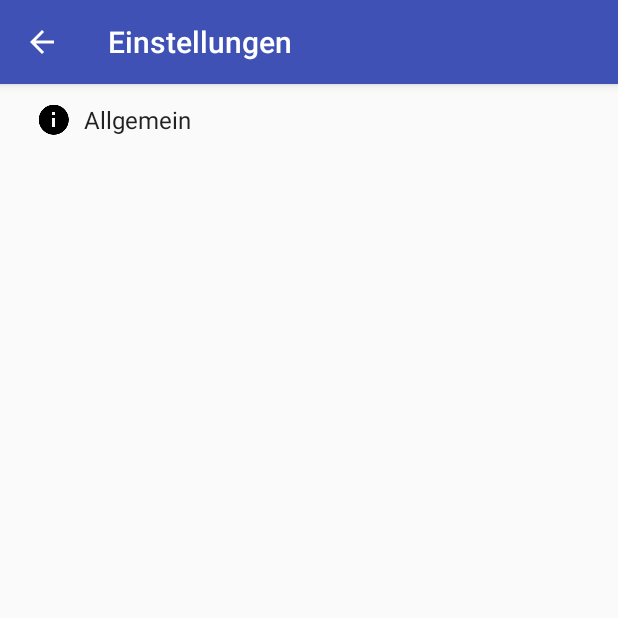
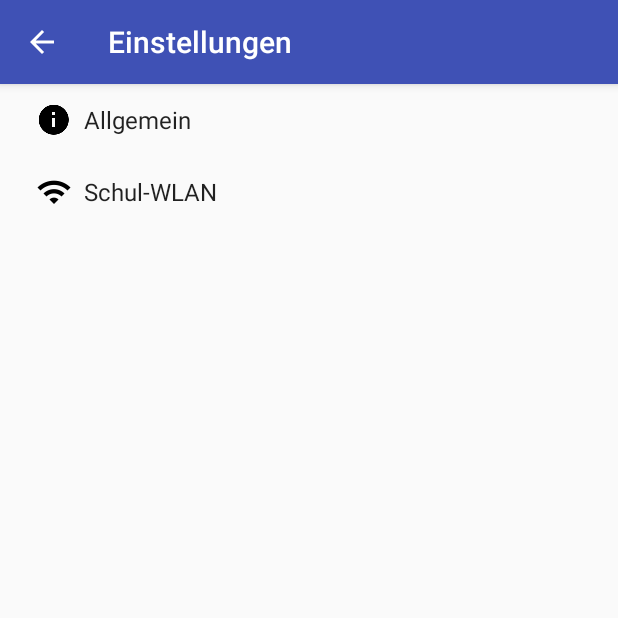
Before and after one commit to vale5566/davinci, an Android app: the SettingsActivity screen opened directly, with no data from a screen before it, on a phone screen of 412 x 824 dp, the top half of it. Run offline under Robolectric (Android 15) with nearby library versions, the phone set to English and light mode, and no system bars.

Commit message:
[add] school wifi

```diff
--- a/app/build.gradle
+++ b/app/build.gradle
@@ -7,8 +7,8 @@ android {
         applicationId "de.valeapps.davinci"
         minSdkVersion 19
         targetSdkVersion 27
-        versionCode 22
-        versionName "1.2.8.5"
+        versionCode 23
+        versionName "1.2.8.6"
     }
     buildTypes {
         release {
--- a/app/src/main/AndroidManifest.xml
+++ b/app/src/main/AndroidManifest.xml
@@ -3,6 +3,8 @@
     xmlns:tools="http://schemas.android.com/tools"
     package="de.valeapps.davinci">
 
+    <uses-permission android:name="android.permission.ACCESS_WIFI_STATE" />
+    <uses-permission android:name="android.permission.CHANGE_WIFI_STATE" />
     <uses-permission android:name="android.permission.INTERNET" />
     <uses-permission android:name="android.permission.RECEIVE_BOOT_COMPLETED" />
     <uses-permission android:name="android.permission.ACCESS_NETWORK_STATE" />
--- a/app/src/main/res/values/strings.xml
+++ b/app/src/main/res/values/strings.xml
@@ -30,6 +30,8 @@
     <string name="klasse">Klasse Auswählen</string>
 
     <string name="pref_header_general">Allgemein</string>
+
+    <string name="pref_header_school_wifi">Schul-WLAN</string>
 
     <string name="manually_update_time_table">Nach neuem Stundenplan suchen</string>
 
@@ -243,5 +245,6 @@
     <string name="title_activity_jahrbuch">Jahrbuch</string>
     <string name="navigation_drawer_jahrbuch">Jahrbuch</string>
     <string name="title_activity_pdf_jahrbuch">PDFViewer</string>
+    <string name="wifi_button">Schul-WLAN hinzufügen</string>
 
 </resources>
--- a/app/src/main/res/xml/pref_headers.xml
+++ b/app/src/main/res/xml/pref_headers.xml
@@ -6,4 +6,8 @@
         android:fragment="de.valeapps.davinci.SettingsActivity$GeneralPreferenceFragment"
         android:icon="@drawable/ic_info_black_24dp"
         android:title="@string/pref_header_general" />
+    <header
+        android:fragment="de.valeapps.davinci.SettingsActivity$SchoolWifiFragment"
+        android:icon="@drawable/ic_wifi_black_24dp"
+        android:title="@string/pref_header_school_wifi" />
 </preference-headers>
--- /dev/null
+++ b/app/src/main/res/xml/pref_school_wifi.xml
@@ -0,0 +1,7 @@
+<PreferenceScreen xmlns:android="http://schemas.android.com/apk/res/android">
+
+    <Preference
+        android:key="wifi_button"
+        android:title="@string/wifi_button" />
+
+</PreferenceScreen>
```
Also changed, not shown: app/src/main/java/de/valeapps/davinci/SettingsActivity.java (+40 -35 lines), app/src/main/res/layout/button.xml (added, +34 -0 lines), app/src/main/res/drawable-hdpi/ic_wifi_black_24dp.png (added), app/src/main/res/drawable-mdpi/ic_wifi_black_24dp.png (added), app/src/main/res/drawable-xhdpi/ic_wifi_black_24dp.png (added), app/src/main/res/drawable-xxhdpi/ic_wifi_black_24dp.png (added), app/src/main/res/drawable-xxxhdpi/ic_wifi_black_24dp.png (added).
